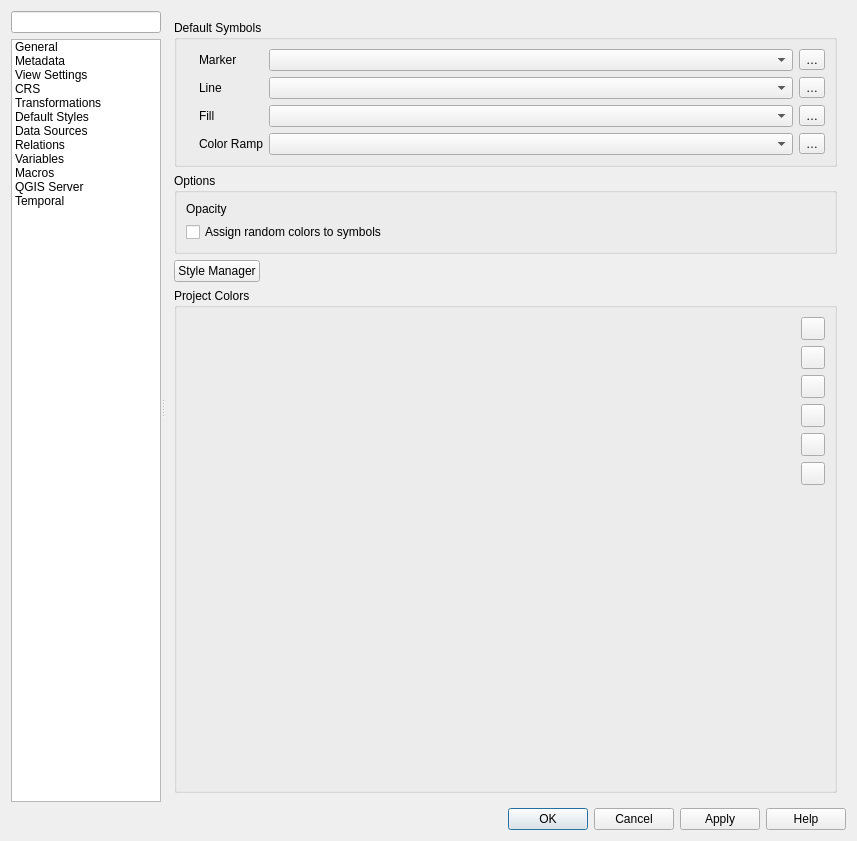
The window that src/ui/qgsprojectpropertiesbase.ui (qgis/QGIS) describes before a commit, drawn with Qt 5.
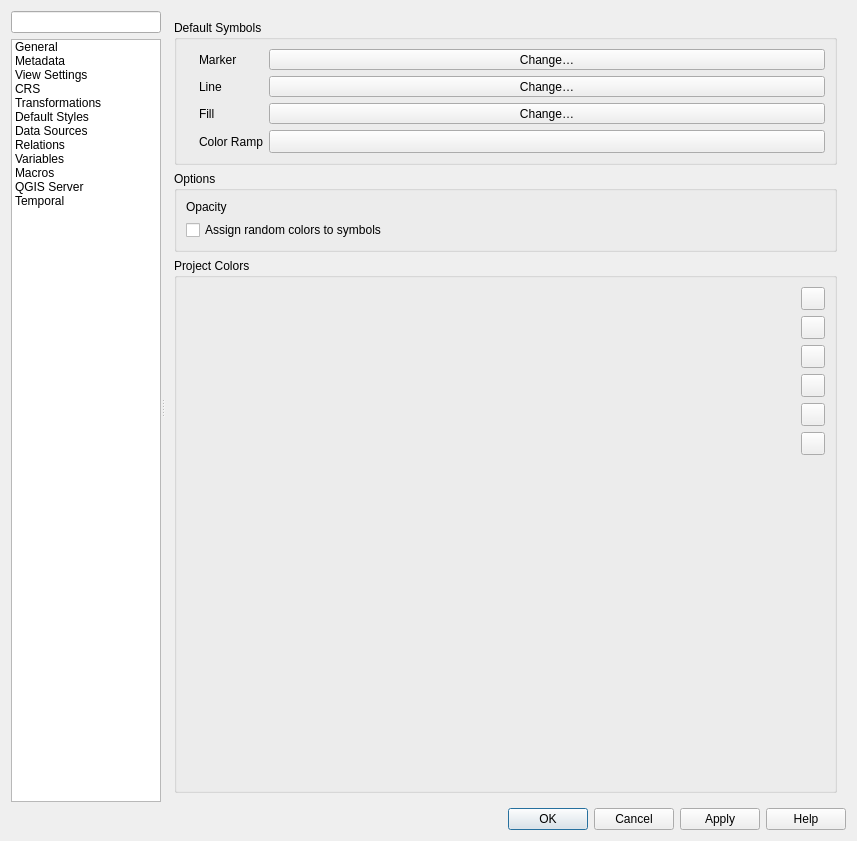
The same window after the commit. The open tabs and pages were chosen to show the change. Icons and pictures are not drawn. Custom widgets are drawn as their Qt base class.

Commit message: [feature] Revamp the project default styles away from saved symbol names

What changed in the file:
```diff
--- a/src/ui/qgsprojectpropertiesbase.ui
+++ b/src/ui/qgsprojectpropertiesbase.ui
@@ -1121,20 +1121,6 @@
                   <property name="leftMargin">
                    <number>9</number>
                   </property>
-                  <item row="0" column="5">
-                   <widget class="QToolButton" name="pbtnStyleMarker">
-                    <property name="toolTip">
-                     <string>Edit symbol</string>
-                    </property>
-                    <property name="text">
-                     <string>…</string>
-                    </property>
-                    <property name="icon">
-                     <iconset resource="../../images/images.qrc">
-                      <normaloff>:/images/themes/default/symbologyEdit.svg</normaloff>:/images/themes/default/symbologyEdit.svg</iconset>
-                    </property>
-                   </widget>
-                  </item>
                   <item row="1" column="2">
                    <widget class="QLabel" name="lblStyleLine">
                     <property name="text">
@@ -1177,20 +1163,6 @@
                     </property>
                    </widget>
                   </item>
-                  <item row="1" column="5">
-                   <widget class="QToolButton" name="pbtnStyleLine">
-                    <property name="toolTip">
-                     <string>Edit symbol</string>
-                    </property>
-                    <property name="text">
-                     <string>…</string>
-                    </property>
-                    <property name="icon">
-                     <iconset resource="../../images/images.qrc">
-                      <normaloff>:/images/themes/default/symbologyEdit.svg</normaloff>:/images/themes/default/symbologyEdit.svg</iconset>
-                    </property>
-                   </widget>
-                  </item>
                   <item row="1" column="0">
                    <widget class="QLabel" name="pixStyleLine">
                     <property name="sizePolicy">
@@ -1208,15 +1180,15 @@
                    </widget>
                   </item>
                   <item row="2" column="4">
-                   <widget class="QComboBox" name="cboStyleFill">
+                   <widget class="QgsSymbolButton" name="mStyleFillSymbol">
                     <property name="sizePolicy">
-                     <sizepolicy hsizetype="Expanding" vsizetype="Fixed">
+                     <sizepolicy hsizetype="Preferred" vsizetype="Fixed">
                       <horstretch>0</horstretch>
                       <verstretch>0</verstretch>
                      </sizepolicy>
                     </property>
-                    <property name="sizeAdjustPolicy">
-                     <enum>QComboBox::AdjustToContents</enum>
+                    <property name="text">
+                     <string>Change…</string>
                     </property>
                    </widget>
                   </item>
@@ -1231,15 +1203,15 @@
                    </widget>
                   </item>
                   <item row="0" column="4">
-                   <widget class="QComboBox" name="cboStyleMarker">
+                   <widget class="QgsSymbolButton" name="mStyleMarkerSymbol">
                     <property name="sizePolicy">
-                     <sizepolicy hsizetype="Expanding" vsizetype="Fixed">
+                     <sizepolicy hsizetype="Preferred" vsizetype="Fixed">
                       <horstretch>0</horstretch>
                       <verstretch>0</verstretch>
                      </sizepolicy>
                     </property>
-                    <property name="sizeAdjustPolicy">
-                     <enum>QComboBox::AdjustToContents</enum>
+                    <property name="text">
+                     <string>Change…</string>
                     </property>
                    </widget>
                   </item>
@@ -1269,20 +1241,6 @@
                     </property>
                    </widget>
                   </item>
-                  <item row="2" column="5">
-                   <widget class="QToolButton" name="pbtnStyleFill">
-                    <property name="toolTip">
-                     <string>Edit symbol</string>
-                    </property>
-                    <property name="text">
-                     <string>…</string>
-                    </property>
-                    <property name="icon">
-                     <iconset resource="../../images/images.qrc">
-                      <normaloff>:/images/themes/default/symbologyEdit.svg</normaloff>:/images/themes/default/symbologyEdit.svg</iconset>
-                    </property>
-                   </widget>
-                  </item>
                   <item row="2" column="2">
                    <widget class="QLabel" name="lblStyleFill">
                     <property name="text">
@@ -1294,42 +1252,37 @@
                    </widget>
                   </item>
                   <item row="1" column="4">
-                   <widget class="QComboBox" name="cboStyleLine">
+                   <widget class="QgsSymbolButton" name="mStyleLineSymbol">
                     <property name="sizePolicy">
-                     <sizepolicy hsizetype="Expanding" vsizetype="Fixed">
+                     <sizepolicy hsizetype="Preferred" vsizetype="Fixed">
                       <horstretch>0</horstretch>
                       <verstretch>0</verstretch>
                      </sizepolicy>
                     </property>
-                    <property name="sizeAdjustPolicy">
-                     <enum>QComboBox::AdjustToContents</enum>
+                    <property name="text">
+                     <string>Change…</string>
                     </property>
                    </widget>
                   </item>
                   <item row="3" column="4">
-                   <widget class="QComboBox" name="cboStyleColorRamp">
+                   <widget class="QgsColorRampButton" name="mStyleColorRampSymbol">
                     <property name="sizePolicy">
                      <sizepolicy hsizetype="Expanding" vsizetype="Fixed">
                       <horstretch>0</horstretch>
                       <verstretch>0</verstretch>
                      </sizepolicy>
                     </property>
-                    <property name="sizeAdjustPolicy">
-                     <enum>QComboBox::AdjustToContents</enum>
+                    <property name="minimumSize">
+                     <size>
+                      <width>120</width>
+                      <height>0</height>
+                     </size>
                     </property>
-                   </widget>
-                  </item>
-                  <item row="3" column="5">
-                   <widget class="QToolButton" name="pbtnStyleColorRamp">
-                    <property name="toolTip">
-                     <string>Edit symbol</string>
-                    </property>
-                    <property name="text">
-                     <string>…</string>
-                    </property>
-                    <property name="icon">
-                     <iconset resource="../../images/images.qrc">
-                      <normaloff>:/images/themes/default/symbologyEdit.svg</normaloff>:/images/themes/default/symbologyEdit.svg</iconset>
+                    <property name="maximumSize">
+                     <size>
+                      <width>16777215</width>
+                      <height>16777215</height>
+                     </size>
                     </property>
                    </widget>
                   </item>
@@ -1373,34 +1326,6 @@
                  </layout>
                 </widget>
                </item>
-               <item>
-                <layout class="QHBoxLayout" name="horizontalLayout_3">
-                 <item>
-                  <widget class="QPushButton" name="pbtnStyleManager">
-                   <property name="text">
-                    <string>Style Manager</string>
-                   </property>
-                   <property name="icon">
-                    <iconset resource="../../images/images.qrc">
-                     <normaloff>:/images/themes/default/mActionStyleManager.svg</normaloff>:/images/themes/default/mActionStyleManager.svg</iconset>
-                   </property>
-                  </widget>
-                 </item>
-                 <item>
-                  <spacer name="horizontalSpacer">
-                   <property name="orientation">
-                    <enum>Qt::Horizontal</enum>
-                   </property>
-                   <property name="sizeHint" stdset="0">
-                    <size>
-                     <width>40</width>
-                     <height>20</height>
-                    </size>
-                   </property>
-                  </spacer>
-                 </item>
-                </layout>
-               </item>
                <item>
                 <widget class="QgsCollapsibleGroupBox" name="groupBox_7">
                  <property name="title">
@@ -3377,6 +3302,17 @@
    <header>qgscodeeditorpython.h</header>
    <container>1</container>
   </customwidget>
+  <customwidget>
+   <class>QgsSymbolButton</class>
+   <extends>QToolButton</extends>
+   <header>qgssymbolbutton.h</header>
+  </customwidget>
+  <customwidget>
+   <class>QgsColorRampButton</class>
+   <extends>QToolButton</extends>
+   <header>qgscolorrampbutton.h</header>
+   <container>1</container>
+  </customwidget>
  </customwidgets>
  <tabstops>
   <tabstop>mSearchLineEdit</tabstop>
```
Left out of the diff: 9 changed lines with no effect on the pictures. The commit also changes 6 other files.
